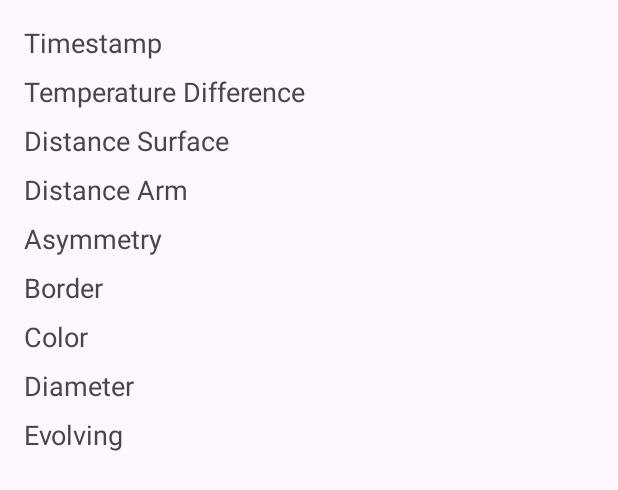
After one commit to vRizon/Elec390-Coen390, an Android app: the layout activity_show_patient_details.xml on its own in the app's theme, with its tools: preview values and no code run, on a phone screen of 412 x 824 dp. The commit adds this screen. Shown: the top 490 px of the screen. Run offline under Robolectric (Android 15) with nearby library versions, the phone set to English and light mode, and no system bars.

```diff
--- a/app/src/main/AndroidManifest.xml
+++ b/app/src/main/AndroidManifest.xml
@@ -14,6 +14,9 @@
         android:supportsRtl="true"
         android:theme="@style/Theme.Detectoma"
         tools:targetApi="31">
+        <activity
+            android:name=".ShowPatientDetails"
+            android:exported="false" />
         <activity
             android:name=".RecyclerViewAdapter"
             android:exported="false" />
--- /dev/null
+++ b/app/src/main/res/layout/activity_show_patient_details.xml
@@ -0,0 +1,85 @@
+<!-- activity_show_patient_details.xml -->
+<ScrollView xmlns:android="http://schemas.android.com/apk/res/android"
+    android:layout_width="match_parent"
+    android:padding="16dp"
+    android:layout_height="match_parent">
+
+    <LinearLayout
+        android:layout_width="match_parent"
+        android:orientation="vertical"
+        android:layout_height="wrap_content">
+
+        <TextView
+            android:id="@+id/timestampTextView"
+            android:textSize="18sp"
+            android:layout_marginBottom="8dp"
+            android:layout_width="wrap_content"
+            android:layout_height="wrap_content"
+            android:text="Timestamp" />
+
+        <TextView
+            android:id="@+id/temperatureDiffTextView"
+            android:textSize="18sp"
+            android:layout_marginBottom="8dp"
+            android:layout_width="wrap_content"
+            android:layout_height="wrap_content"
+            android:text="Temperature Difference" />
+
+        <TextView
+            android:id="@+id/distanceSurfaceTextView"
+            android:textSize="18sp"
+            android:layout_marginBottom="8dp"
+            android:layout_width="wrap_content"
+            android:layout_height="wrap_content"
+            android:text="Distance Surface" />
+
+        <TextView
+            android:id="@+id/distanceArmTextView"
+            android:textSize="18sp"
+            android:layout_marginBottom="8dp"
+            android:layout_width="wrap_content"
+            android:layout_height="wrap_content"
+            android:text="Distance Arm" />
+
+        <TextView
+            android:id="@+id/asymmetryTextView"
+            android:textSize="18sp"
+            android:layout_marginBottom="8dp"
+            android:layout_width="wrap_content"
+            android:layout_height="wrap_content"
+            android:text="Asymmetry" />
+
+        <TextView
+            android:id="@+id/borderTextView"
+            android:textSize="18sp"
+            android:layout_marginBottom="8dp"
+            android:layout_width="wrap_content"
+            android:layout_height="wrap_content"
+            android:text="Border" />
+
+        <TextView
+            android:id="@+id/colorTextView"
+            android:textSize="18sp"
+            android:layout_marginBottom="8dp"
+            android:layout_width="wrap_content"
+            android:layout_height="wrap_content"
+            android:text="Color" />
+
+        <TextView
+            android:id="@+id/diameterTextView"
+            android:textSize="18sp"
+            android:layout_marginBottom="8dp"
+            android:layout_width="wrap_content"
+            android:layout_height="wrap_content"
+            android:text="Diameter" />
+
+        <TextView
+            android:id="@+id/evolvingTextView"
+            android:textSize="18sp"
+            android:layout_marginBottom="8dp"
+            android:layout_width="wrap_content"
+            android:layout_height="wrap_content"
+            android:text="Evolving" />
+
+    </LinearLayout>
+</ScrollView>
```
Also changed, not shown: app/src/main/java/com/example/detectoma/ScreeningAdapter.java (+11 -12 lines), app/src/main/java/com/example/detectoma/ShowPatientDetails.java (added, +115 -0 lines).
